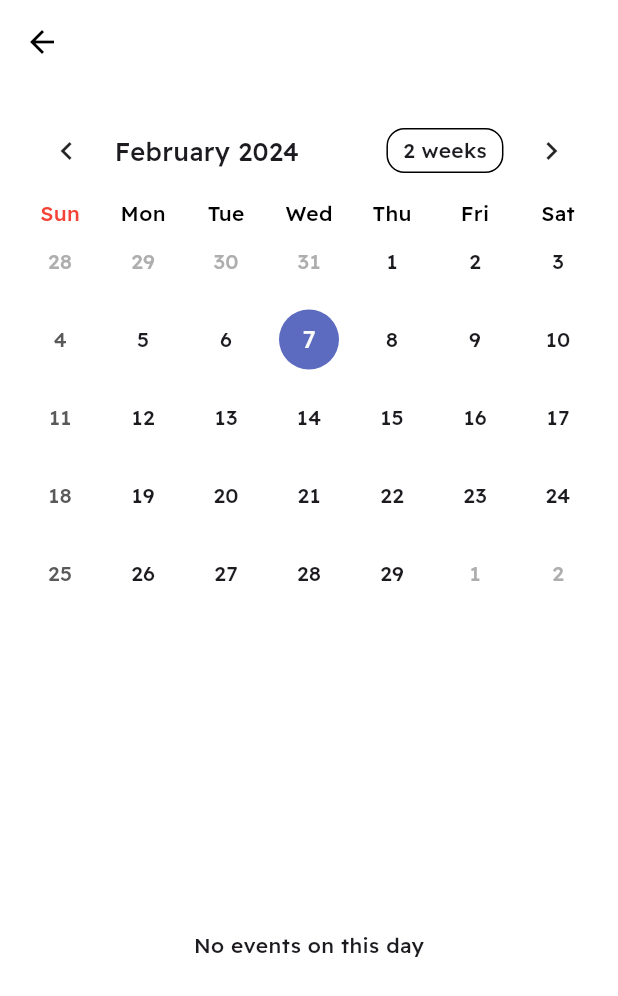
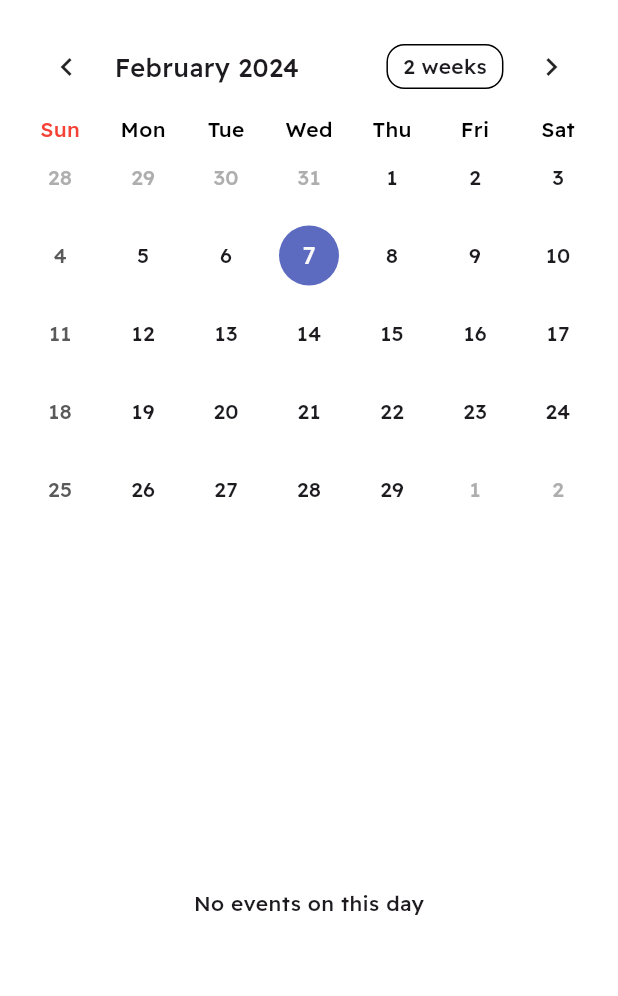
Before and after one commit to adhilfouzi/Event_Manage_Application, a Flutter app: the Calender screen opened directly with empty values, on a phone screen of 412 x 824 dp. Shown: the top 996 px of the screen. Run offline on Flutter 3.47's test engine with Material 3 defaults, Android fonts, the phone set to English and light mode, and no system bars; drawn by our look-alikes of table_calendar; our stand-ins replace flutter_slidable, get, google_nav_bar, image_cropper, image_picker, ionicons and 3 more; missing offline and left inert: fluttercontactpicker, intro_screen_onboarding_flutter; accounts and stored records are empty.

Commit message:
before injection

```diff
--- a/lib/view/body_screen/profile/calender_view_screen.dart
+++ b/lib/view/body_screen/profile/calender_view_screen.dart
@@ -6,8 +6,6 @@ import 'package:project_event/model/db_functions/fn_evenmodel.dart';
 import 'package:project_event/model/data_model/event/event_model.dart';
 import 'package:project_event/view/body_screen/event/detailes_of_event_view_screen.dart';
 import 'package:project_event/view/body_screen/event/event_view_screen.dart';
-import 'package:project_event/controller/widget/scaffold/app_bar.dart';
-import 'package:project_event/controller/widget/scaffold/bottomborderappbar.dart';
 import 'package:project_event/view/body_screen/main/main_screem.dart';
 import 'package:sizer/sizer.dart';
 import 'package:table_calendar/table_calendar.dart';
@@ -57,11 +55,11 @@ class _CalenderState extends State<Calender> {
             MainBottom(profileid: widget.profileid));
       },
       child: Scaffold(
-        appBar: const CustomAppBar(
-          actions: [],
-          titleText: '',
-          bottom: BottomBorderNull(),
-        ),
+        // appBar: const CustomAppBar(
+        //   actions: [],
+        //   titleText: '',
+        //   bottom: BottomBorderNull(),
+        // ),
         body: Column(
           children: [
             Container(
```
Also changed, not shown: lib/view/body_screen/profile/edit_profile.dart (+40 -3 lines), lib/view/intro_screen/loginpage_screen.dart (+11 -6 lines), lib/view/intro_screen/signup_page_screen.dart (+17 -10 lines).
